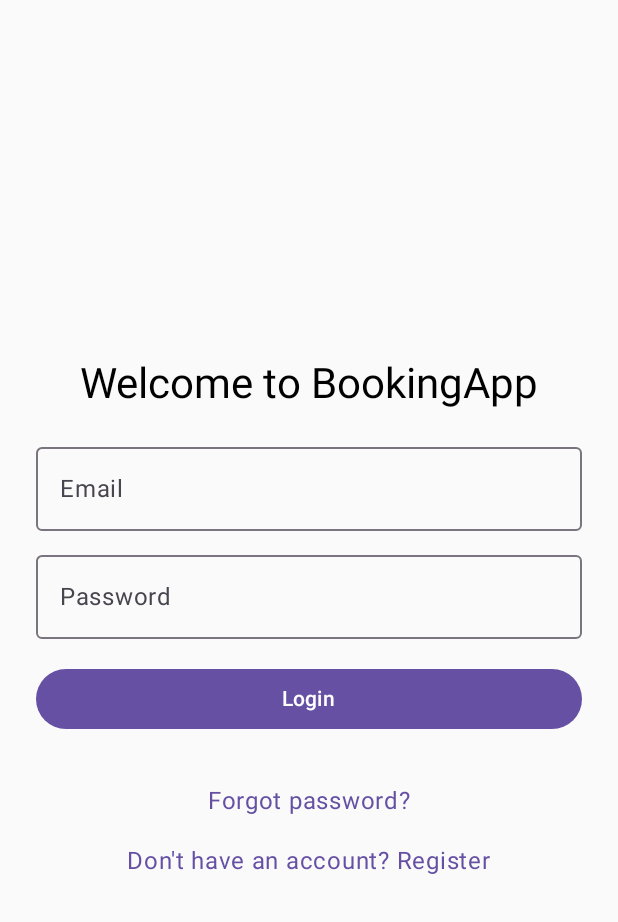
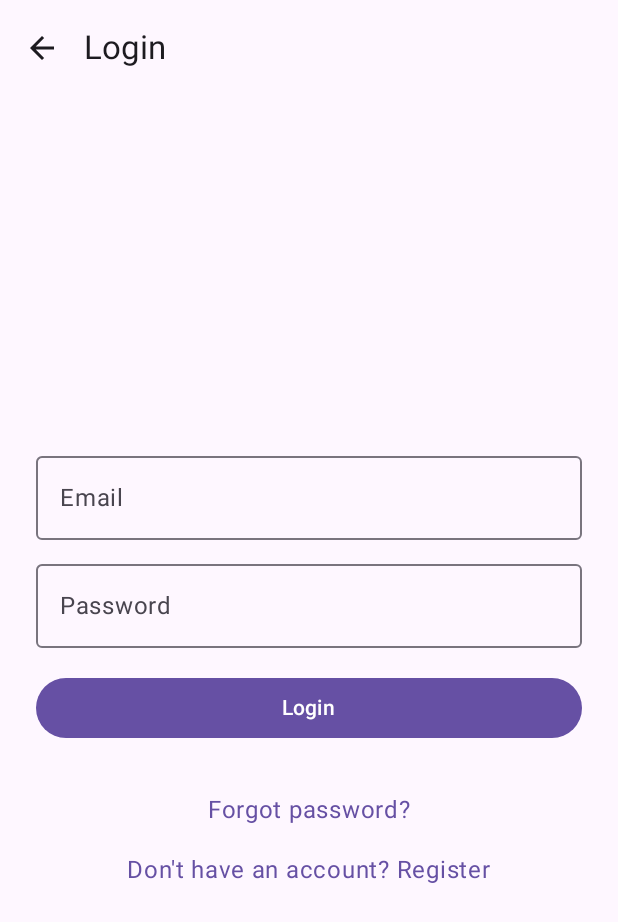
Before and after one commit to alevchenko12/BookingApp, an Android app built with Jetpack Compose: the AuthLandingScreen screen opened through its navigation route, on a phone screen of 412 x 824 dp. Shown: the top 922 px of the screen. Run offline under Robolectric (Android 15) with nearby library versions, the phone set to English and light mode, and no system bars.

Commit message:
Landing page with Profile buttom

```diff
--- a/frontend/app/build.gradle.kts
+++ b/frontend/app/build.gradle.kts
@@ -57,6 +57,8 @@ dependencies {
     // Jetpack Navigation for Compose
     implementation("androidx.navigation:navigation-compose:2.7.7")
 
+    implementation("androidx.compose.material:material-icons-extended")
+
     testImplementation(libs.junit)
     androidTestImplementation(libs.androidx.junit)
     androidTestImplementation(libs.androidx.espresso.core)
--- a/frontend/app/src/main/java/com/nasti/frontend/MainActivity.kt
+++ b/frontend/app/src/main/java/com/nasti/frontend/MainActivity.kt
@@ -3,35 +3,20 @@ package com.nasti.frontend
 import android.os.Bundle
 import androidx.activity.ComponentActivity
 import androidx.activity.compose.setContent
-import androidx.compose.foundation.layout.padding
-import androidx.compose.material3.*
-import androidx.compose.runtime.*
-import androidx.compose.ui.Modifier
-import androidx.compose.ui.unit.dp
-import androidx.navigation.NavHostController
-import androidx.navigation.compose.*
-import com.nasti.frontend.ui.auth.AuthLandingScreen
-import com.nasti.frontend.ui.auth.RegisterScreen
-import com.nasti.frontend.ui.auth.ForgotPasswordScreen
-import com.nasti.frontend.ui.auth.EmailVerificationHandler
-import com.nasti.frontend.ui.auth.VerifyCodeScreen
-import com.nasti.frontend.ui.auth.ResetPasswordScreen
-import com.nasti.frontend.ui.profile.UserProfileScreen
+import androidx.compose.runtime.LaunchedEffect
+import androidx.navigation.compose.rememberNavController
+import com.nasti.frontend.ui.navigation.AppNavHost
 import com.nasti.frontend.ui.theme.BookingAppTheme
-import com.nasti.frontend.utils.SessionManager
 
 class MainActivity : ComponentActivity() {
     override fun onCreate(savedInstanceState: Bundle?) {
         super.onCreate(savedInstanceState)
 
-        val sessionManager = SessionManager(applicationContext)
-        val isLoggedIn = sessionManager.isLoggedIn()
-
         setContent {
             BookingAppTheme {
                 val navController = rememberNavController()
 
-                // Handle deep link for email verification
+                // Handle email verification deep link
                 val deepLinkToken = intent?.data?.getQueryParameter("token")
                 if (deepLinkToken != null) {
                     LaunchedEffect(deepLinkToken) {
@@ -39,66 +24,8 @@ class MainActivity : ComponentActivity() {
                     }
                 }
 
-                AppNavHost(
-                    navController = navController,
-                    startDestination = if (isLoggedIn) "profile" else "auth"
-                )
+                AppNavHost(navController = navController)
             }
         }
     }
 }
-
-@Composable
-fun AppNavHost(navController: NavHostController, startDestination: String) {
-    NavHost(
-        navController = navController,
-        startDestination = startDestination
-    ) {
-        composable("auth") {
-            AuthLandingScreen(navController = navController)
-        }
-
-        composable("forgot") {
-            ForgotPasswordScreen(navController = navController)
-        }
-
-        composable("register") {
-            RegisterScreen(
-                navController = navController,
-                onRegisterSuccess = {
-                    navController.navigate("profile") {
-                        popUpTo("register") { inclusive = true }
-                    }
-                }
-            )
-        }
-
-        composable("profile") {
-            UserProfileScreen(navController = navController)
-        }
-
-        composable("verify/{token}") { backStackEntry ->
-            val token = backStackEntry.arguments?.getString("token") ?: ""
-            EmailVerificationHandler(token = token, navController = navController)
-        }
-
-        composable("verifyCode/{email}") { backStackEntry ->
-            val email = backStackEntry.arguments?.getString("email") ?: ""
-            VerifyCodeScreen(navController = navController, email = email)
-        }
-
-        composable("resetPassword/{email}") { backStackEntry ->
-            val email = backStackEntry.arguments?.getString("email") ?: ""
-            ResetPasswordScreen(navController = navController, email = email)
-        }
-
-
-        composable("home") {
-            Text(
-                text = "Welcome to Booking App!",
-                style = MaterialTheme.typography.headlineMedium,
-                modifier = Modifier.padding(32.dp)
-            )
-        }
-    }
-}
--- a/frontend/app/src/main/java/com/nasti/frontend/ui/auth/AuthLandingScreen.kt
+++ b/frontend/app/src/main/java/com/nasti/frontend/ui/auth/AuthLandingScreen.kt
@@ -3,6 +3,8 @@ package com.nasti.frontend.ui.auth
 import android.util.Patterns
 import androidx.compose.foundation.clickable
 import androidx.compose.foundation.layout.*
+import androidx.compose.material.icons.Icons
+import androidx.compose.material.icons.filled.ArrowBack
 import androidx.compose.material3.*
 import androidx.compose.runtime.*
 import androidx.compose.ui.Alignment
@@ -15,6 +17,7 @@ import com.nasti.frontend.data.api.RetrofitClient
 import com.nasti.frontend.data.repository.AuthRepository
 import com.nasti.frontend.utils.SessionManager
 
+@OptIn(ExperimentalMaterial3Api::class)
 @Composable
 fun AuthLandingScreen(
     navController: NavController,
@@ -50,17 +53,36 @@ fun AuthLandingScreen(
         return isValid
     }
 
+    LaunchedEffect(loginResult) {
+        if (loginResult?.isSuccess == true) {
+            val token = loginResult.getOrNull()?.access_token ?: ""
+            sessionManager.saveToken(token)
+            navController.navigate("profile") {
+                popUpTo("auth") { inclusive = true }
+            }
+        }
+    }
+
+    Scaffold(
+        topBar = {
+            TopAppBar(
+                title = { Text("Login") },
+                navigationIcon = {
+                    IconButton(onClick = { navController.popBackStack() }) {
+                        Icon(Icons.Default.ArrowBack, contentDescription = "Back")
+                    }
+                }
+            )
+        }
+    ) { padding ->
         Column(
             modifier = Modifier
                 .fillMaxSize()
+                .padding(padding)
                 .padding(24.dp),
             verticalArrangement = Arrangement.Center,
             horizontalAlignment = Alignment.CenterHorizontally
         ) {
-        Text("Welcome to BookingApp", style = MaterialTheme.typography.headlineMedium)
-
-        Spacer(modifier = Modifier.height(16.dp))
-
             OutlinedTextField(
                 value = email,
                 onValueChange = { email = it },
@@ -108,16 +130,6 @@ fun AuthLandingScreen(
                 )
             }
 
-        if (loginResult?.isSuccess == true) {
-            val token = loginResult.getOrNull()?.access_token ?: ""
-            LaunchedEffect(token) {
-                sessionManager.saveToken(token)
-                navController.navigate("profile") {
-                    popUpTo("auth") { inclusive = true }
-                }
-            }
-        }
-
             Spacer(modifier = Modifier.height(24.dp))
 
             Text(
@@ -141,3 +153,4 @@ fun AuthLandingScreen(
             )
         }
     }
+}
--- /dev/null
+++ b/frontend/app/src/main/java/com/nasti/frontend/ui/components/BottomNavigationBar.kt
@@ -0,0 +1,37 @@
+package com.nasti.frontend.ui.components
+
+import androidx.compose.material.icons.Icons
+import androidx.compose.material.icons.filled.*
+import androidx.compose.material3.*
+import androidx.compose.runtime.Composable
+import androidx.navigation.NavController
+
+@Composable
+fun BottomNavigationBar(navController: NavController, selected: String) {
+    NavigationBar {
+        NavigationBarItem(
+            icon = { Icon(Icons.Default.Search, contentDescription = "Search") },
+            label = { Text("Search") },
+            selected = selected == "search",
+            onClick = { navController.navigate("landing") }
+        )
+        NavigationBarItem(
+            icon = { Icon(Icons.Default.Favorite, contentDescription = "Saved") },
+            label = { Text("Saved") },
+            selected = selected == "saved",
+            onClick = { navController.navigate("saved") }
+        )
+        NavigationBarItem(
+            icon = { Icon(Icons.Default.Luggage, contentDescription = "Bookings") },
+            label = { Text("Bookings") },
+            selected = selected == "bookings",
+            onClick = { navController.navigate("bookings") }
+        )
+        NavigationBarItem(
+            icon = { Icon(Icons.Default.Person, contentDescription = "Profile") },
+            label = { Text("Profile") },
+            selected = selected == "profile",
+            onClick = { navController.navigate("profile") }
+        )
+    }
+}
--- /dev/null
+++ b/frontend/app/src/main/java/com/nasti/frontend/ui/landing/LandingScreen.kt
@@ -0,0 +1,78 @@
+package com.nasti.frontend.ui.landing
+
+import androidx.compose.foundation.layout.*
+import androidx.compose.material.icons.Icons
+import androidx.compose.material.icons.filled.Search
+import androidx.compose.material3.*
+import androidx.compose.runtime.*
+import androidx.compose.ui.Alignment
+import androidx.compose.ui.Modifier
+import androidx.compose.ui.unit.dp
+import androidx.navigation.NavController
+import com.nasti.frontend.ui.components.BottomNavigationBar
+
+@OptIn(ExperimentalMaterial3Api::class)
+@Composable
+fun LandingScreen(navController: NavController) {
+    var destination by remember { mutableStateOf("") }
+    var dateRange by remember { mutableStateOf("Select dates") }
+    var guests by remember { mutableStateOf("1 room, 2 adults") }
+
+    Scaffold(
+        topBar = {
+            TopAppBar(title = { Text("Booking App") })
+        },
+        bottomBar = {
+            BottomNavigationBar(navController = navController, selected = "search")
+        }
+    ) { padding ->
+        Column(
+            modifier = Modifier
+                .padding(padding)
+                .padding(16.dp)
+                .fillMaxSize(),
+            verticalArrangement = Arrangement.Top,
+            horizontalAlignment = Alignment.Start
+        ) {
+            OutlinedTextField(
+                value = destination,
+                onValueChange = { destination = it },
+                label = { Text("Enter destination") },
+                modifier = Modifier.fillMaxWidth()
+            )
+
+            Spacer(modifier = Modifier.height(8.dp))
+
+            OutlinedTextField(
+                value = dateRange,
+                onValueChange = { /* TODO: show date picker */ },
+                label = { Text("Select dates") },
+                readOnly = true,
+                modifier = Modifier.fillMaxWidth()
+            )
+
+            Spacer(modifier = Modifier.height(8.dp))
+
+            OutlinedTextField(
+                value = guests,
+                onValueChange = { /* TODO: show guest picker */ },
+                label = { Text("Rooms & Guests") },
+                readOnly = true,
+                modifier = Modifier.fillMaxWidth()
+            )
+
+            Spacer(modifier = Modifier.height(16.dp))
+
+            Button(
+                onClick = {
+                    // TODO: Implement search logic
+                },
+                modifier = Modifier.fillMaxWidth()
+            ) {
+                Icon(Icons.Default.Search, contentDescription = null)
+                Spacer(Modifier.width(8.dp))
+                Text("Search")
+            }
+        }
+    }
+}
--- /dev/null
+++ b/frontend/app/src/main/java/com/nasti/frontend/ui/landing/LandingViewModel.kt
@@ -0,0 +1,16 @@
+package com.nasti.frontend.ui.landing
+
+import androidx.lifecycle.ViewModel
+import kotlinx.coroutines.flow.MutableStateFlow
+import kotlinx.coroutines.flow.StateFlow
+
+class LandingViewModel : ViewModel() {
+    private val _destination = MutableStateFlow("")
+    val destination: StateFlow<String> = _destination
+
+    fun updateDestination(value: String) {
+        _destination.value = value
+    }
+
+    // TODO: Add state for dates and guests
+}
--- /dev/null
+++ b/frontend/app/src/main/java/com/nasti/frontend/ui/navigation/AppNavHost.kt
@@ -0,0 +1,81 @@
+package com.nasti.frontend.ui.navigation
+
+import androidx.compose.foundation.layout.padding
+import androidx.compose.material3.*
+import androidx.compose.runtime.*
+import androidx.compose.ui.Modifier
+import androidx.compose.ui.platform.LocalContext
+import androidx.compose.ui.unit.dp
+import androidx.navigation.*
+import androidx.navigation.compose.*
+import com.nasti.frontend.ui.auth.*
+import com.nasti.frontend.ui.landing.LandingScreen
+import com.nasti.frontend.ui.profile.UserProfileScreen
+import com.nasti.frontend.utils.SessionManager
+
+@Composable
+fun AppNavHost(navController: NavHostController) {
+    val context = LocalContext.current
+    val sessionManager = SessionManager(context)
+    val isLoggedIn = sessionManager.isLoggedIn()
+
+    NavHost(navController = navController, startDestination = "landing") {
+        composable("landing") {
+            LandingScreen(navController)
+        }
+
+        composable("auth") {
+            AuthLandingScreen(navController)
+        }
+
+        composable("register") {
+            RegisterScreen(
+                navController = navController,
+                onRegisterSuccess = {
+                    navController.navigate("profile") {
+                        popUpTo("register") { inclusive = true }
+                    }
+                }
+            )
+        }
+
+        composable("forgot") {
+            ForgotPasswordScreen(navController)
+        }
+
+        composable("verify/{token}") { backStackEntry ->
+            val token = backStackEntry.arguments?.getString("token") ?: ""
+            EmailVerificationHandler(token = token, navController = navController)
+        }
+
+        composable("verifyCode/{email}") { backStackEntry ->
+            val email = backStackEntry.arguments?.getString("email") ?: ""
+            VerifyCodeScreen(navController = navController, email = email)
+        }
+
+        composable("resetPassword/{email}") { backStackEntry ->
+            val email = backStackEntry.arguments?.getString("email") ?: ""
+            ResetPasswordScreen(navController = navController, email = email)
+        }
+
+        composable("profile") {
+            if (isLoggedIn) {
+                UserProfileScreen(navController = navController)
+            } else {
+                LaunchedEffect(Unit) {
+                    navController.navigate("auth") {
+                        popUpTo("profile") { inclusive = true }
+                    }
+                }
+            }
+        }
+
+        composable("home") {
+            Text(
+                text = "Welcome to Booking App!",
+                style = MaterialTheme.typography.headlineMedium,
+                modifier = Modifier.padding(32.dp)
+            )
+        }
+    }
+}
--- a/frontend/app/src/main/java/com/nasti/frontend/ui/profile/UserProfileScreen.kt
+++ b/frontend/app/src/main/java/com/nasti/frontend/ui/profile/UserProfileScreen.kt
@@ -18,6 +18,7 @@ import com.nasti.frontend.data.api.RetrofitClient
 import com.nasti.frontend.data.model.User
 import com.nasti.frontend.data.model.UserUpdateRequest
 import com.nasti.frontend.data.repository.UserRepository
+import com.nasti.frontend.ui.components.BottomNavigationBar
 import com.nasti.frontend.utils.SessionManager
 import kotlinx.coroutines.launch
 import kotlin.coroutines.resume
@@ -92,6 +93,9 @@ fun UserProfileScreen(navController: NavController) {
                     }
                 }
             )
+        },
+        bottomBar = {
+            BottomNavigationBar(navController = navController, selected = "profile")
         }
     ) { padding ->
         Column(
--- a/frontend/app/src/main/java/com/nasti/frontend/utils/SessionManager.kt
+++ b/frontend/app/src/main/java/com/nasti/frontend/utils/SessionManager.kt
@@ -27,18 +27,17 @@ class SessionManager(context: Context) {
         prefs.edit().clear().apply()
     }
 
-    /*fun isLoggedIn(): Boolean {
+    fun isLoggedIn(): Boolean {
         val token = getToken() ?: return false
         return !isTokenExpired(token)
-    }*/
+    }
 
-    fun isLoggedIn(): Boolean {
+    /*fun isLoggedIn(): Boolean {
         // ⚠️ FOR TESTING ONLY: Force logout behavior
         return false
 
         // return getToken() != null  ← restore this after testing
-    }
-
+    }*/
 
     private fun isTokenExpired(token: String): Boolean {
         return try {
```
Lines whose indentation alone changed are shown as unchanged.
